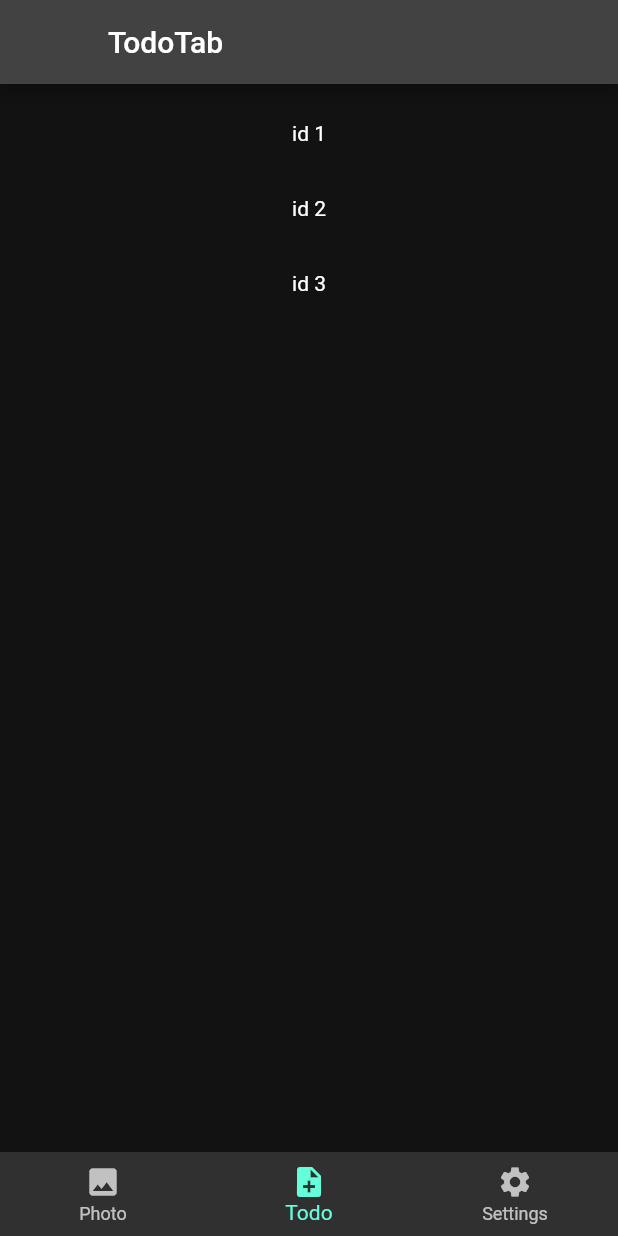
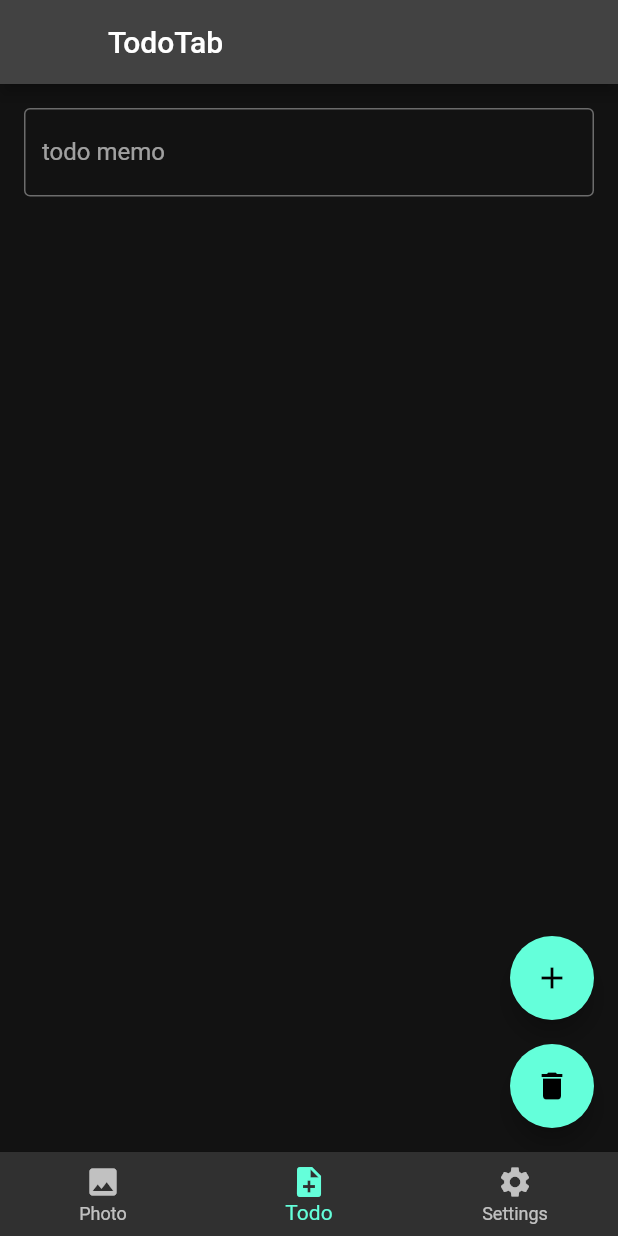
Before and after one commit to LeoAndo/flutter_unsplash_app, a Flutter app: the screen it shows after launch, item 2 of the bottom bar chosen, on a phone screen of 412 x 824 dp. Run offline on Flutter 3.47's test engine with Material 2 defaults, Android fonts, the phone set to English and light mode, and no system bars; our stand-ins replace auto_route, dio, flutter_hooks, freezed_annotation, hooks_riverpod, retrofit and 2 more; accounts and stored records are empty; generated files the repository leaves out were written again.

Commit message:
ローカルデータベースのサンプル #4

```diff
--- a/simple_app/lib/data/database/todo_provider.dart
+++ b/simple_app/lib/data/database/todo_dao.dart
@@ -14,7 +14,7 @@ const String columnTitle = 'title';
 /// done column name
 const String columnDone = 'done';
 
-class TodoProvider {
+class TodoDao {
   /// Open the database.
   Future<Database> _openDatabase({bool readOnly = false}) async {
     final path = await initDb('todo.db');
--- a/simple_app/lib/data/models/todo.dart
+++ b/simple_app/lib/data/models/todo.dart
@@ -1,4 +1,4 @@
-import 'package:simple_app/data/database/todo_provider.dart';
+import 'package:simple_app/data/database/todo_dao.dart';
 
 class Todo {
   int? id;
--- a/simple_app/lib/pages/settings/settings_viewmodel.dart
+++ b/simple_app/lib/pages/settings/settings_viewmodel.dart
@@ -1,6 +1,5 @@
 import 'package:flutter/material.dart';
 import 'package:hooks_riverpod/hooks_riverpod.dart';
-import 'package:simple_app/data/models/result.dart';
 import 'package:simple_app/data/repository/user_settings_repository.dart';
 import 'package:simple_app/data/repository/user_settings_repository_impl.dart';
 
--- a/simple_app/lib/pages/todo/todo_page.dart
+++ b/simple_app/lib/pages/todo/todo_page.dart
@@ -1,5 +1,5 @@
 import 'package:flutter/material.dart';
-import 'package:simple_app/data/database/todo_provider.dart';
+import 'package:simple_app/data/database/todo_dao.dart';
 import 'package:simple_app/data/models/todo.dart';
 
 class TodoPage extends StatefulWidget {
@@ -10,47 +10,106 @@ class TodoPage extends StatefulWidget {
 }
 
 class _TodoPageState extends State<TodoPage> {
-  TodoProvider todoProvider = TodoProvider();
+  TodoDao todoDao = TodoDao();
   List<Todo> _todoList = List.empty();
+  final textEditingController = TextEditingController();
 
-  Future addTodoList() async {
-    todoProvider = TodoProvider();
+  _fetchTodoList() {
+    todoDao.getTodoList().then((value) => {
+          setState(() {
+            _todoList = value;
+          })
+        });
+  }
+
+  _onTapCardItem(Todo item) {
+    todoDao.update(item..done = true);
+    _fetchTodoList();
+  }
+
+  _onPressedAddButton() {
+    if (textEditingController.text.isEmpty) return;
     final todo = Todo()
-      ..title = "test1"
+      ..title = textEditingController.text
       ..done = false;
-    await todoProvider.insert(todo);
-    final todo2 = Todo()
-      ..title = "test2"
-      ..done = true;
-    await todoProvider.insert(todo2);
-    final todo3 = Todo()
-      ..title = "test3"
-      ..done = false;
-    await todoProvider.insert(todo3);
+    todoDao.insert(todo);
+    textEditingController.clear();
+    _fetchTodoList();
+  }
+
+  _onPressedDeleteButton() {
+    if (_todoList.isEmpty) return;
+    todoDao.delete(_todoList[0].id!);
+    _fetchTodoList();
   }
 
   @override
   void initState() {
     super.initState();
-    addTodoList();
+    _fetchTodoList();
+  }
+
+  @override
+  void dispose() {
+    super.dispose();
+    textEditingController.dispose();
   }
 
   @override
   Widget build(BuildContext context) {
-    todoProvider.getTodoList().then((value) => {
-          setState(() {
-            _todoList = value;
-          })
-        });
     return Scaffold(
-        body: ListView.builder(
-            padding: const EdgeInsets.all(8),
-            itemCount: _todoList.length,
-            itemBuilder: (BuildContext context, int index) {
-              return SizedBox(
-                height: 50,
-                child: Center(child: Text('id ${_todoList[index].id}')),
-              );
-            }));
+      body: Container(
+        child: Column(
+          children: <Widget>[
+            Padding(
+              padding: const EdgeInsets.all(16.0),
+              child: TextField(
+                controller: textEditingController,
+                obscureText: false,
+                decoration: const InputDecoration(
+                  border: OutlineInputBorder(),
+                  labelText: 'todo memo',
+                ),
+              ),
+            ),
+            Expanded(
+              child: ListView.builder(
+                  scrollDirection: Axis.vertical,
+                  shrinkWrap: true,
+                  itemCount: _todoList.length,
+                  itemBuilder: (BuildContext context, int index) {
+                    final item = _todoList[index];
+
+                    return GestureDetector(
+                      child: Card(
+                        child: ListTile(
+                          title: Text('${item.title}'),
+                          subtitle: Text('isDone: ${item.done}'),
+                        ),
+                      ),
+                      onTap: () => {_onTapCardItem(item)},
+                    );
+                  }),
+            ),
+          ],
+        ),
+      ),
+      floatingActionButton: Column(
+        mainAxisAlignment: MainAxisAlignment.end,
+        children: <Widget>[
+          FloatingActionButton(
+            onPressed: () => _onPressedAddButton(),
+            child: const Icon(Icons.add),
+          ),
+          const SizedBox(
+            height: 16,
+          ),
+          FloatingActionButton(
+            onPressed: () => _onPressedDeleteButton(),
+            child: const Icon(Icons.delete),
+          ),
+        ],
+      ),
+    );
   }
 }
```
